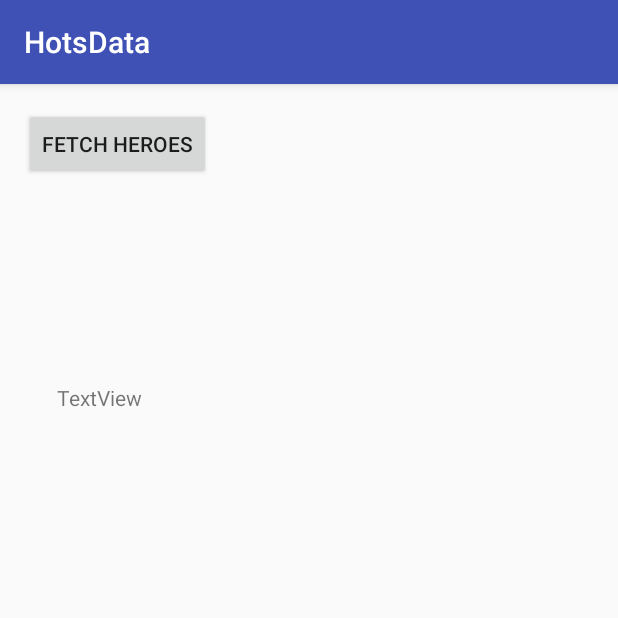
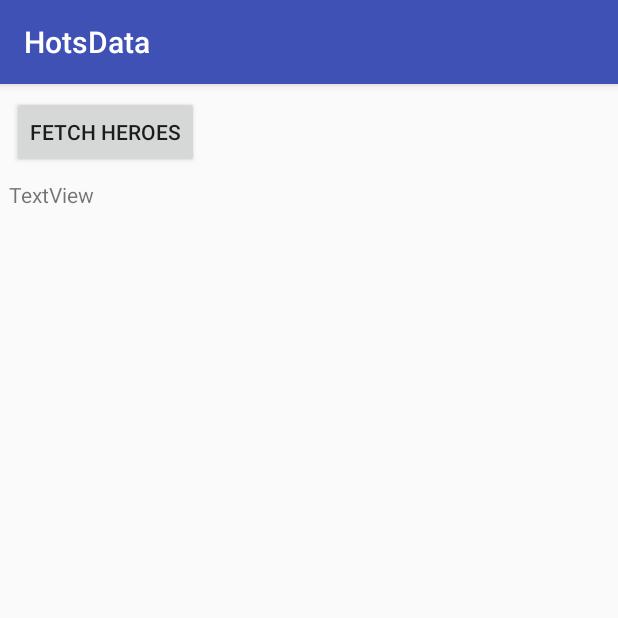
Before and after one commit to SteveChalker/hotsdata, an Android app: the screen it shows after launch (MainActivity), on a phone screen of 412 x 824 dp, the top half of it. Run offline under Robolectric (Android 15) with nearby library versions, the phone set to English and light mode, and no system bars; our stand-ins replace Dagger/Hilt's generated code, RxJava; libraries missing offline, so code that uses them is left out: com.facebook.stetho; 3 statements that could not run were skipped.

Commit message:
fix view

```diff
--- a/app/src/main/res/layout/activity_main.xml
+++ b/app/src/main/res/layout/activity_main.xml
@@ -4,30 +4,32 @@
     xmlns:tools="http://schemas.android.com/tools"
     android:layout_width="match_parent"
     android:layout_height="match_parent"
-    tools:context="schalker.hotsdata.MainActivity">
+    tools:context="schalker.hotsdata.MainActivity"
+    tools:layout_editor_absoluteY="81dp">
 
 
     <Button
         android:id="@+id/fetch_heroes"
         android:layout_width="wrap_content"
         android:layout_height="wrap_content"
-        android:layout_marginLeft="16dp"
-        android:layout_marginTop="16dp"
+        android:layout_marginBottom="8dp"
+        android:layout_marginStart="8dp"
+        android:layout_marginTop="8dp"
         android:text="Fetch Heroes"
-        app:layout_constraintLeft_toLeftOf="parent"
+        app:layout_constraintBottom_toTopOf="@+id/heroes_list_text_view"
+        app:layout_constraintStart_toStartOf="parent"
         app:layout_constraintTop_toTopOf="parent" />
 
     <TextView
         android:id="@+id/heroes_list_text_view"
-        android:layout_width="366dp"
-        android:layout_height="433dp"
-        android:layout_marginBottom="8dp"
-        android:layout_marginEnd="8dp"
-        android:layout_marginLeft="16dp"
-        android:layout_marginTop="8dp"
+        android:layout_width="0dp"
+        android:layout_height="0dp"
+        android:layout_marginBottom="11dp"
+        android:layout_marginEnd="6dp"
+        android:layout_marginStart="6dp"
         android:text="TextView"
         app:layout_constraintBottom_toBottomOf="parent"
         app:layout_constraintEnd_toEndOf="parent"
-        app:layout_constraintLeft_toLeftOf="parent"
+        app:layout_constraintStart_toStartOf="parent"
         app:layout_constraintTop_toBottomOf="@+id/fetch_heroes" />
 </android.support.constraint.ConstraintLayout>
```
